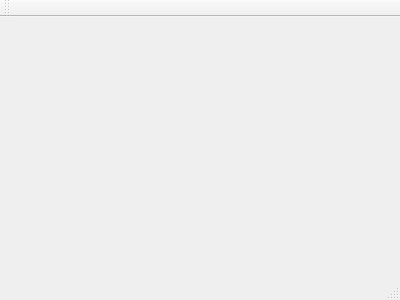
Qt form RollDice/dice.ui (quinnmil/Monopoly) before a commit.
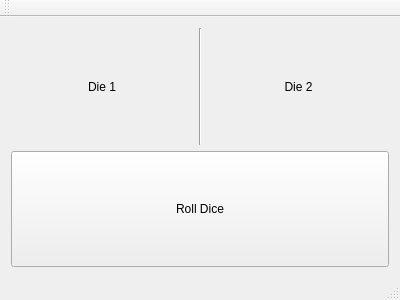
The same form after that commit.

Commit message: implement basic die roll functionality.

```diff
--- a/RollDice/dice.ui
+++ b/RollDice/dice.ui
@@ -12,13 +12,87 @@
   <property name="windowTitle" >
    <string>dice</string>
   </property>
-  <widget class="QMenuBar" name="menuBar" />
-  <widget class="QToolBar" name="mainToolBar" />
-  <widget class="QWidget" name="centralWidget" />
-  <widget class="QStatusBar" name="statusBar" />
+  <widget class="QWidget" name="centralWidget">
+   <layout class="QGridLayout" name="gridLayout">
+    <item row="0" column="0">
+     <layout class="QHBoxLayout" name="horizontalLayout">
+      <item>
+       <widget class="QLabel" name="label_die1">
+        <property name="font">
+         <font>
+          <weight>50</weight>
+          <bold>false</bold>
+         </font>
+        </property>
+        <property name="text">
+         <string>Die 1</string>
+        </property>
+        <property name="alignment">
+         <set>Qt::AlignCenter</set>
+        </property>
+       </widget>
+      </item>
+      <item>
+       <widget class="Line" name="line">
+        <property name="orientation">
+         <enum>Qt::Vertical</enum>
+        </property>
+       </widget>
+      </item>
+      <item>
+       <widget class="QLabel" name="label_die2">
+        <property name="font">
+         <font>
+          <weight>50</weight>
+          <bold>false</bold>
+         </font>
+        </property>
+        <property name="text">
+         <string>Die 2</string>
+        </property>
+        <property name="alignment">
+         <set>Qt::AlignCenter</set>
+        </property>
+       </widget>
+      </item>
+     </layout>
+    </item>
+    <item row="1" column="0">
+     <widget class="QPushButton" name="pushButton_roll">
+      <property name="sizePolicy">
+       <sizepolicy hsizetype="Minimum" vsizetype="Preferred">
+        <horstretch>0</horstretch>
+        <verstretch>0</verstretch>
+       </sizepolicy>
+      </property>
+      <property name="text">
+       <string>Roll Dice</string>
+      </property>
+     </widget>
+    </item>
+   </layout>
+  </widget>
+  <widget class="QMenuBar" name="menuBar">
+   <property name="geometry">
+    <rect>
+     <x>0</x>
+     <y>0</y>
+     <width>400</width>
+     <height>22</height>
+    </rect>
+   </property>
+  </widget>
+  <widget class="QToolBar" name="mainToolBar">
+   <attribute name="toolBarArea">
+    <enum>TopToolBarArea</enum>
+   </attribute>
+   <attribute name="toolBarBreak">
+    <bool>false</bool>
+   </attribute>
+  </widget>
+  <widget class="QStatusBar" name="statusBar"/>
  </widget>
- <layoutDefault spacing="6" margin="11" />
- <pixmapfunction></pixmapfunction>
+ <layoutdefault spacing="6" margin="11"/>
  <resources/>
  <connections/>
 </ui>
```
Left out of the diff: 7 changed lines with no effect on the pictures. The commit also changes 2 other files.
